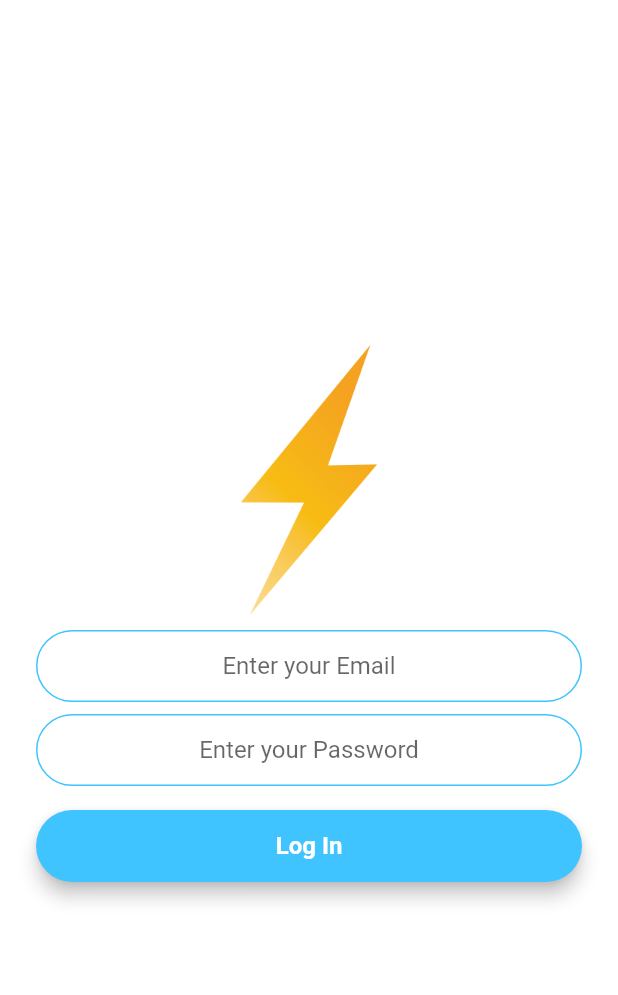
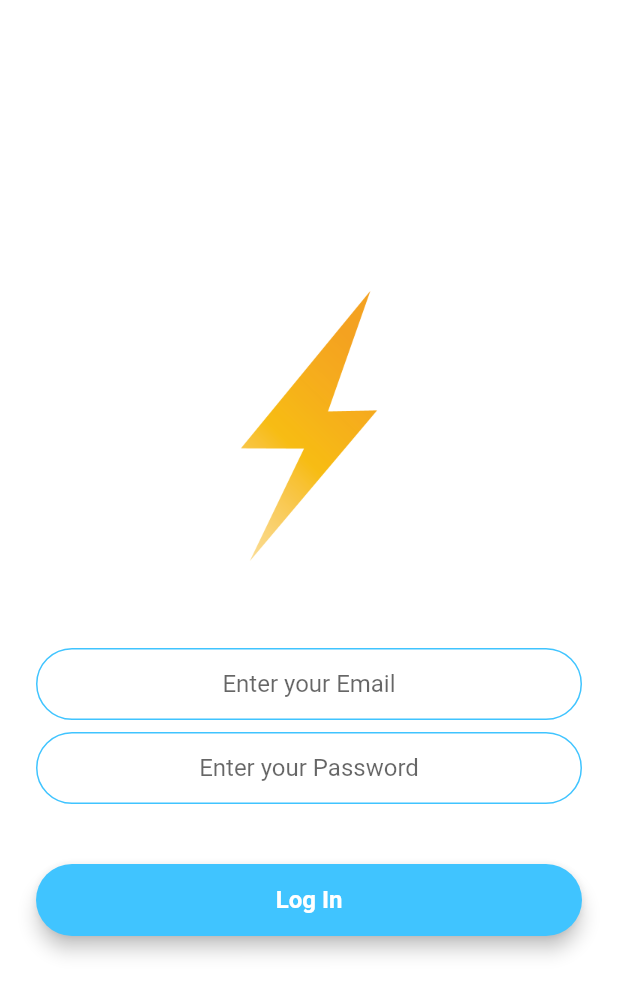
Before and after one commit to nash-2023/NashChat, a Flutter app: the screen it shows after launch, after a tap on "Log In", on a phone screen of 412 x 824 dp. Shown: the top 995 px of the screen. Run offline on Flutter 3.47's test engine with Material 2 defaults, Android fonts, the light colour scheme and no system bars; drawn by our look-alikes of modal_progress_hud_nsn; our stand-ins replace animated_text_kit, cloud_firestore, firebase_auth, firebase_core; missing offline and left inert: firebase_ui_auth; accounts and stored records are empty.

Commit message:
end of ep 22

```diff
--- a/nash_chat/lib/screens/login_screen.dart
+++ b/nash_chat/lib/screens/login_screen.dart
@@ -26,14 +26,16 @@ class _LoginScreenState extends State<LoginScreen> {
             mainAxisAlignment: MainAxisAlignment.center,
             crossAxisAlignment: CrossAxisAlignment.stretch,
             children: <Widget>[
-              Hero(
-                tag: 'logo',
-                child: Container(
-                  height: 200.0,
-                  child: Image.asset('images/logo.png'),
+              Flexible(
+                child: Hero(
+                  tag: 'logo',
+                  child: Container(
+                    height: 200.0,
+                    child: Image.asset('images/logo.png'),
+                  ),
                 ),
               ),
-              // SizedBox(height: 48.0),
+              SizedBox(height: 48.0),
               TextField(
                 textAlign: TextAlign.center,
                 keyboardType: TextInputType.emailAddress,
@@ -52,7 +54,7 @@ class _LoginScreenState extends State<LoginScreen> {
                   },
                   decoration: KTextFieldDecoration.copyWith(
                       hintText: 'Enter your Password')),
-              // SizedBox(height: 24.0),
+              SizedBox(height: 24.0),
               RoundedButton(
                 title: 'Log In',
                 clr: Colors.lightBlueAccent,
--- a/nash_chat/lib/screens/welcome_screen.dart
+++ b/nash_chat/lib/screens/welcome_screen.dart
@@ -18,7 +18,7 @@ class _WelcomeScreenState extends State<WelcomeScreen>
   @override
   void initState() {
     ctrl = AnimationController(
-      duration: Duration(seconds: 1),
+      duration: Duration(seconds: 3),
       vsync: this,
       // upperBound: 100.0,
     );
```
Also changed, not shown: nash_chat/lib/screens/chat_screen.dart (+68 -55 lines), nash_chat/lib/screens/registration_screen.dart (+9 -7 lines).
